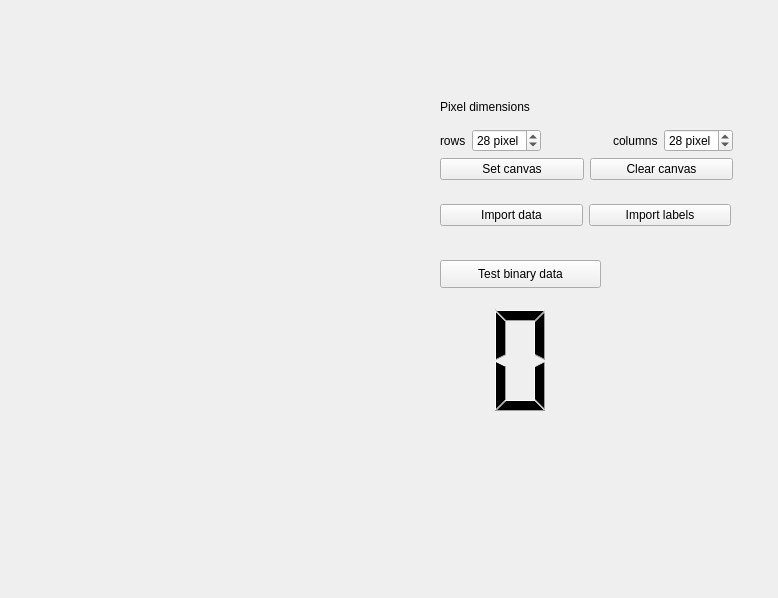
Before: the Qt Designer form milestone4/canvas.ui in yuliahn/PRG_Praktikum, drawn with Qt 5.
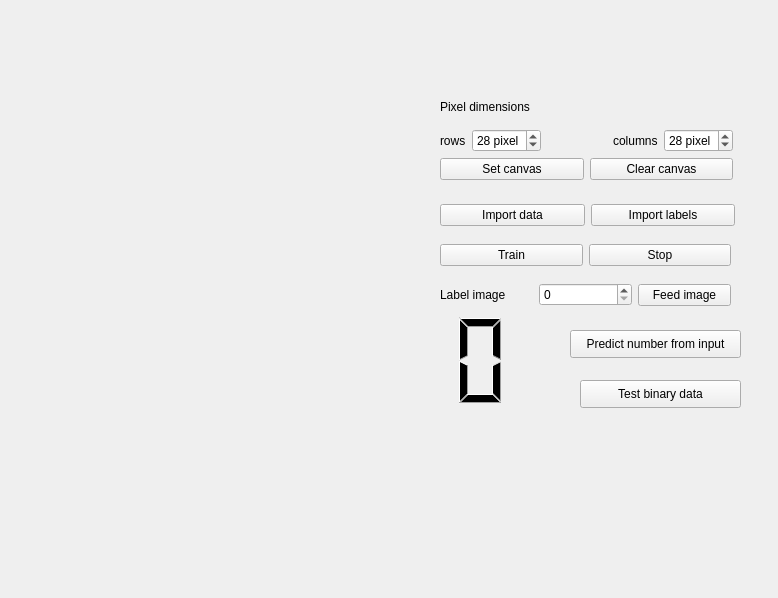
After: the same form once the commit is applied.

What changed in the file:
```diff
--- a/milestone4/canvas.ui
+++ b/milestone4/canvas.ui
@@ -127,8 +127,8 @@
   <widget class="QPushButton" name="testData">
    <property name="geometry">
     <rect>
-     <x>440</x>
-     <y>260</y>
+     <x>580</x>
+     <y>380</y>
      <width>161</width>
      <height>28</height>
     </rect>
@@ -141,9 +141,9 @@
    <property name="geometry">
     <rect>
      <x>440</x>
-     <y>300</y>
-     <width>161</width>
-     <height>121</height>
+     <y>310</y>
+     <width>81</width>
+     <height>101</height>
     </rect>
    </property>
    <property name="frameShape">
@@ -158,11 +158,11 @@
     <rect>
      <x>440</x>
      <y>200</y>
-     <width>291</width>
+     <width>295</width>
      <height>30</height>
     </rect>
    </property>
-   <layout class="QHBoxLayout" name="horizontalLayout_2">
+   <layout class="QHBoxLayout" name="importExportLayout">
     <item>
      <widget class="QPushButton" name="importDataButton">
       <property name="text">
@@ -179,6 +179,78 @@
     </item>
    </layout>
   </widget>
+  <widget class="QPushButton" name="predictNumberButton">
+   <property name="geometry">
+    <rect>
+     <x>570</x>
+     <y>330</y>
+     <width>171</width>
+     <height>28</height>
+    </rect>
+   </property>
+   <property name="text">
+    <string>Predict number from input</string>
+   </property>
+  </widget>
+  <widget class="QWidget" name="">
+   <property name="geometry">
+    <rect>
+     <x>440</x>
+     <y>280</y>
+     <width>291</width>
+     <height>30</height>
+    </rect>
+   </property>
+   <layout class="QHBoxLayout" name="horizontalLayout_3">
+    <item>
+     <widget class="QLabel" name="trainImageLabel">
+      <property name="text">
+       <string>Label image</string>
+      </property>
+     </widget>
+    </item>
+    <item>
+     <widget class="QSpinBox" name="labelImageInput">
+      <property name="maximum">
+       <number>9</number>
+      </property>
+     </widget>
+    </item>
+    <item>
+     <widget class="QPushButton" name="feedImage">
+      <property name="text">
+       <string>Feed image</string>
+      </property>
+     </widget>
+    </item>
+   </layout>
+  </widget>
+  <widget class="QWidget" name="">
+   <property name="geometry">
+    <rect>
+     <x>440</x>
+     <y>240</y>
+     <width>291</width>
+     <height>30</height>
+    </rect>
+   </property>
+   <layout class="QHBoxLayout" name="horizontalLayout_2">
+    <item>
+     <widget class="QPushButton" name="trainButton">
+      <property name="text">
+       <string>Train</string>
+      </property>
+     </widget>
+    </item>
+    <item>
+     <widget class="QPushButton" name="stopButton">
+      <property name="text">
+       <string>Stop</string>
+      </property>
+     </widget>
+    </item>
+   </layout>
+  </widget>
  </widget>
  <resources/>
  <connections/>
```
